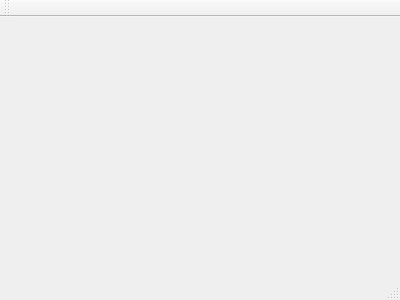
Old version of the form Projet_IHM/manuelle/mainwindow.ui in the repository qwendling/TPNote_IHM.
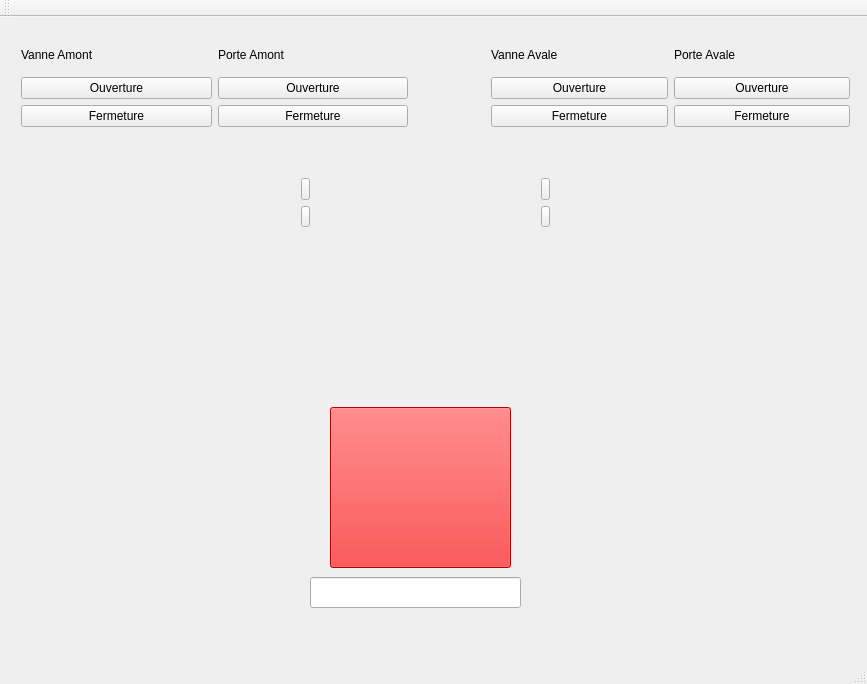
New version of the form. Icons and pictures are not drawn.

Commit message: Interface manuelle visuelle

What changed in the file:
```diff
--- a/Projet_IHM/manuelle/mainwindow.ui
+++ b/Projet_IHM/manuelle/mainwindow.ui
@@ -1,24 +1,352 @@
 <ui version="4.0">
  <class>MainWindow</class>
- <widget class="QMainWindow" name="MainWindow" >
-  <property name="geometry" >
+ <widget class="QMainWindow" name="MainWindow">
+  <property name="geometry">
    <rect>
     <x>0</x>
     <y>0</y>
-    <width>400</width>
-    <height>300</height>
+    <width>867</width>
+    <height>684</height>
    </rect>
   </property>
   <property name="windowTitle" >
    <string>MainWindow</string>
   </property>
-  <widget class="QMenuBar" name="menuBar" />
-  <widget class="QToolBar" name="mainToolBar" />
-  <widget class="QWidget" name="centralWidget" />
-  <widget class="QStatusBar" name="statusBar" />
+  <widget class="QWidget" name="centralWidget">
+   <widget class="QWidget" name="horizontalLayoutWidget">
+    <property name="geometry">
+     <rect>
+      <x>10</x>
+      <y>10</y>
+      <width>409</width>
+      <height>111</height>
+     </rect>
+    </property>
+    <layout class="QHBoxLayout" name="PanneauAmont">
+     <item>
+      <layout class="QVBoxLayout" name="VanneAmont">
+       <item>
+        <widget class="QLabel" name="TitreVam">
+         <property name="enabled">
+          <bool>true</bool>
+         </property>
+         <property name="text">
+          <string>Vanne Amont</string>
+         </property>
+         <property name="margin">
+          <number>0</number>
+         </property>
+        </widget>
+       </item>
+       <item>
+        <layout class="QVBoxLayout" name="ButtonVam">
+         <item>
+          <layout class="QHBoxLayout" name="PanneauBtnOVav">
+           <item>
+            <widget class="QPushButton" name="BtnOVam">
+             <property name="text">
+              <string>Ouverture</string>
+             </property>
+            </widget>
+           </item>
+          </layout>
+         </item>
+         <item>
+          <layout class="QHBoxLayout" name="PanneauBtnFVam">
+           <item>
+            <widget class="QPushButton" name="BtnFVam">
+             <property name="text">
+              <string>Fermeture</string>
+             </property>
+            </widget>
+           </item>
+          </layout>
+         </item>
+        </layout>
+       </item>
+      </layout>
+     </item>
+     <item>
+      <layout class="QVBoxLayout" name="VanneAmont_3">
+       <item>
+        <widget class="QLabel" name="TitrePam">
+         <property name="enabled">
+          <bool>true</bool>
+         </property>
+         <property name="text">
+          <string>Porte Amont</string>
+         </property>
+         <property name="margin">
+          <number>0</number>
+         </property>
+        </widget>
+       </item>
+       <item>
+        <layout class="QVBoxLayout" name="verticalLayout_2">
+         <item>
+          <layout class="QHBoxLayout" name="horizontalLayout_6">
+           <item>
+            <widget class="QPushButton" name="pushButton_11">
+             <property name="text">
+              <string>Ouverture</string>
+             </property>
+            </widget>
+           </item>
+          </layout>
+         </item>
+         <item>
+          <layout class="QHBoxLayout" name="horizontalLayout_7">
+           <item>
+            <widget class="QPushButton" name="pushButton_12">
+             <property name="text">
+              <string>Fermeture</string>
+             </property>
+            </widget>
+           </item>
+          </layout>
+         </item>
+        </layout>
+       </item>
+      </layout>
+     </item>
+    </layout>
+   </widget>
+   <widget class="QPushButton" name="pushButton_9">
+    <property name="geometry">
+     <rect>
+      <x>330</x>
+      <y>390</y>
+      <width>181</width>
+      <height>161</height>
+     </rect>
+    </property>
+    <property name="styleSheet">
+     <string notr="true">background-color: red;</string>
+    </property>
+    <property name="text">
+     <string/>
+    </property>
+   </widget>
+   <widget class="QWidget" name="horizontalLayoutWidget_2">
+    <property name="geometry">
+     <rect>
+      <x>480</x>
+      <y>10</y>
+      <width>381</width>
+      <height>111</height>
+     </rect>
+    </property>
+    <layout class="QHBoxLayout" name="horizontalLayout_2">
+     <item>
+      <layout class="QVBoxLayout" name="VanneAmont_2">
+       <item>
+        <widget class="QLabel" name="label_2">
+         <property name="enabled">
+          <bool>true</bool>
+         </property>
+         <property name="text">
+          <string>Vanne Avale</string>
+         </property>
+         <property name="margin">
+          <number>0</number>
+         </property>
+        </widget>
+       </item>
+       <item>
+        <layout class="QVBoxLayout" name="verticalLayout_3">
+         <item>
+          <layout class="QHBoxLayout" name="horizontalLayout_8">
+           <item>
+            <widget class="QPushButton" name="pushButton_13">
+             <property name="text">
+              <string>Ouverture</string>
+             </property>
+            </widget>
+           </item>
+          </layout>
+         </item>
+         <item>
+          <layout class="QHBoxLayout" name="horizontalLayout_9">
+           <item>
+            <widget class="QPushButton" name="pushButton_3">
+             <property name="text">
+              <string>Fermeture</string>
+             </property>
+            </widget>
+           </item>
+          </layout>
+         </item>
+        </layout>
+       </item>
+      </layout>
+     </item>
+     <item>
+      <layout class="QVBoxLayout" name="VanneAmont_4">
+       <item>
+        <widget class="QLabel" name="label_12">
+         <property name="enabled">
+          <bool>true</bool>
+         </property>
+         <property name="text">
+          <string>Porte Avale</string>
+         </property>
+         <property name="margin">
+          <number>0</number>
+         </property>
+        </widget>
+       </item>
+       <item>
+        <layout class="QVBoxLayout" name="verticalLayout_4">
+         <item>
+          <layout class="QHBoxLayout" name="horizontalLayout_10">
+           <item>
+            <widget class="QPushButton" name="pushButton_14">
+             <property name="text">
+              <string>Ouverture</string>
+             </property>
+            </widget>
+           </item>
+          </layout>
+         </item>
+         <item>
+          <layout class="QHBoxLayout" name="horizontalLayout_11">
+           <item>
+            <widget class="QPushButton" name="pushButton_15">
+             <property name="text">
+              <string>Fermeture</string>
+             </property>
+            </widget>
+           </item>
+          </layout>
+         </item>
+        </layout>
+       </item>
+      </layout>
+     </item>
+    </layout>
+   </widget>
+   <widget class="QLabel" name="label">
+    <property name="geometry">
+     <rect>
+      <x>110</x>
+      <y>180</y>
+      <width>621</width>
+      <height>61</height>
+     </rect>
+    </property>
+    <property name="text">
+     <string/>
+    </property>
+    <property name="pixmap">
+     <pixmap>../../RessourcesGraph/BordHaut.png</pixmap>
+    </property>
+    <property name="scaledContents">
+     <bool>true</bool>
+    </property>
+   </widget>
+   <widget class="QLabel" name="label_3">
+    <property name="geometry">
+     <rect>
+      <x>110</x>
+      <y>370</y>
+      <width>621</width>
+      <height>61</height>
+     </rect>
+    </property>
+    <property name="text">
+     <string/>
+    </property>
+    <property name="pixmap">
+     <pixmap>../../RessourcesGraph/BordBas.png</pixmap>
+    </property>
+    <property name="scaledContents">
+     <bool>true</bool>
+    </property>
+   </widget>
+   <widget class="QLineEdit" name="lineEdit">
+    <property name="geometry">
+     <rect>
+      <x>310</x>
+      <y>560</y>
+      <width>211</width>
+      <height>31</height>
+     </rect>
+    </property>
+   </widget>
+   <widget class="QWidget" name="verticalLayoutWidget_2">
+    <property name="geometry">
+     <rect>
+      <x>290</x>
+      <y>150</y>
+      <width>31</width>
+      <height>71</height>
+     </rect>
+    </property>
+    <layout class="QVBoxLayout" name="verticalLayout">
+     <item>
+      <widget class="QPushButton" name="pushButton">
+       <property name="text">
+        <string/>
+       </property>
+      </widget>
+     </item>
+     <item>
+      <widget class="QPushButton" name="pushButton_2">
+       <property name="text">
+        <string/>
+       </property>
+      </widget>
+     </item>
+    </layout>
+   </widget>
+   <widget class="QWidget" name="verticalLayoutWidget_5">
+    <property name="geometry">
+     <rect>
+      <x>530</x>
+      <y>150</y>
+      <width>31</width>
+      <height>71</height>
+     </rect>
+    </property>
+    <layout class="QVBoxLayout" name="verticalLayout_5">
+     <item>
+      <widget class="QPushButton" name="pushButton_4">
+       <property name="text">
+        <string/>
+       </property>
+      </widget>
+     </item>
+     <item>
+      <widget class="QPushButton" name="pushButton_5">
+       <property name="text">
+        <string/>
+       </property>
+      </widget>
+     </item>
+    </layout>
+   </widget>
+  </widget>
+  <widget class="QMenuBar" name="menuBar">
+   <property name="geometry">
+    <rect>
+     <x>0</x>
+     <y>0</y>
+     <width>867</width>
+     <height>26</height>
+    </rect>
+   </property>
+  </widget>
+  <widget class="QToolBar" name="mainToolBar">
+   <attribute name="toolBarArea">
+    <enum>TopToolBarArea</enum>
+   </attribute>
+   <attribute name="toolBarBreak">
+    <bool>false</bool>
+   </attribute>
+  </widget>
+  <widget class="QStatusBar" name="statusBar"/>
  </widget>
- <layoutDefault spacing="6" margin="11" />
- <pixmapfunction></pixmapfunction>
+ <layoutdefault spacing="6" margin="11"/>
  <resources/>
  <connections/>
 </ui>
```
Left out of the diff: 3 changed lines with no effect on the pictures.
